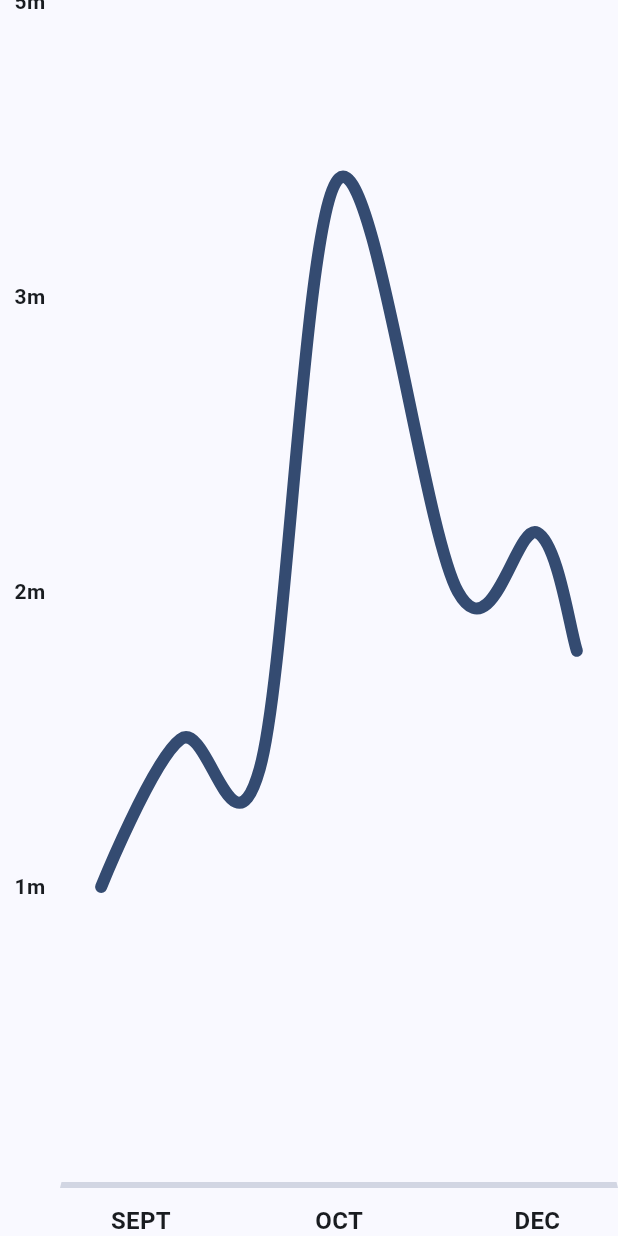
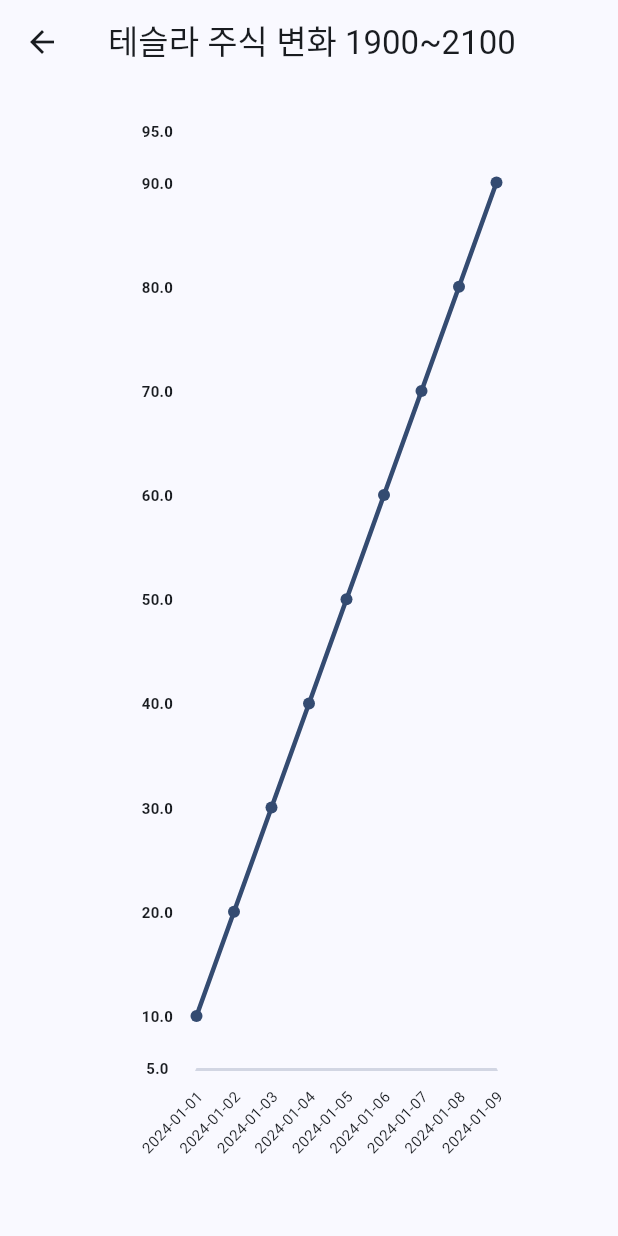
Before and after one commit to hiblue02/stock-timeline, a Flutter app: the GraphPage screen opened directly, on a phone screen of 412 x 824 dp. Run offline on Flutter 3.47's test engine with Material 3 defaults, Android fonts, the phone set to English and light mode, and no system bars; drawn by our look-alikes of fl_chart.

Commit message:
생성: 차트 페이지에 X축과 Y축이 데이터에 따라 보여지게 한다

```diff
--- a/lib/GraphPage.dart
+++ b/lib/GraphPage.dart
@@ -1,5 +1,5 @@
+import 'package:fl_chart/fl_chart.dart';
 import 'package:flutter/material.dart';
-import 'package:fl_chart/fl_chart.dart';
 
 import 'AppColors.dart';
 
@@ -15,23 +15,54 @@
 
   @override
   Widget build(BuildContext context) {
-    return LineChart(sampleData);
+    return Scaffold(
+        appBar: AppBar(title: const Text('테슬라 주식 변화 1900~2100')),
+        body: Padding(
+            padding: const EdgeInsets.fromLTRB(80, 30, 80, 10),
+            child: LineChart(sampleData)));
   }
 
+  final List<double> spotData_amount = [
+    10.0,
+    20.0,
+    30.0,
+    40.0,
+    50.0,
+    60.0,
+    70.0,
+    80.0,
+    90.0,
+  ];
+
+  final List<String> spotData_Date = [
+    '2024-01-01',
+    '2024-01-02',
+    '2024-01-03',
+    '2024-01-04',
+    '2024-01-05',
+    '2024-01-06',
+    '2024-01-07',
+    '2024-01-08',
+    '2024-01-09',
+  ];
+
+  double get minY => spotData_amount.reduce((a, b) => a < b ? a : b) - 5;
+  double get maxY => spotData_amount.reduce((a, b) => a > b ? a : b) + 5;
+  double get intervalY => (maxY - minY) / spotData_amount.length;
+
   LineChartData get sampleData => LineChartData(
-    lineTouchData: lineTouchData1,
+        lineTouchData: lineTouchData,
         gridData: gridData,
-    titlesData: titlesData1,
+        titlesData: titlesData,
         borderData: borderData,
-    lineBarsData: lineBarsData1,
+        lineBarsData: lineBarsData,
         minX: 0,
-    maxX: 14,
-    maxY: 4,
-    minY: 0,
+        maxX: spotData_Date.length.toDouble() - 1,
+        minY: minY,
+        maxY: maxY,
       );
 
-
-  FlTitlesData get titlesData1 => FlTitlesData(
+  FlTitlesData get titlesData => FlTitlesData(
         bottomTitles: AxisTitles(
           sideTitles: bottomTitles,
         ),
@@ -45,14 +76,16 @@
           sideTitles: leftTitles(),
         ),
       );
-  LineTouchData get lineTouchData1 => LineTouchData(
+
+  LineTouchData get lineTouchData => LineTouchData(
         handleBuiltInTouches: true,
         touchTooltipData: LineTouchTooltipData(
-      getTooltipColor: (touchedSpot) => Colors.blueGrey.withOpacity(0.8),
+          getTooltipColor: (touchedSpot) => AppColors.mainBeige,
         ),
       );
-  List<LineChartBarData> get lineBarsData1 => [
-    lineChartBarData1_1,
+
+  List<LineChartBarData> get lineBarsData => [
+        lineChartBarData,
       ];
 
   FlGridData get gridData => const FlGridData(show: false);
@@ -61,101 +94,94 @@
         show: true,
         border: Border(
           bottom:
-      BorderSide(color: AppColors.mainBlue.withOpacity(0.2), width: 4),
+              BorderSide(color: AppColors.mainBlue.withOpacity(0.2), width: 2),
           left: const BorderSide(color: Colors.transparent),
           right: const BorderSide(color: Colors.transparent),
           top: const BorderSide(color: Colors.transparent),
         ),
       );
 
-  LineChartBarData get lineChartBarData1_1 => LineChartBarData(
+  LineChartBarData get lineChartBarData => LineChartBarData(
       isCurved: true,
       color: AppColors.mainBlue,
-    barWidth: 8,
+      barWidth: 3,
       isStrokeCapRound: true,
-    dotData: const FlDotData(show: false),
+      dotData: const FlDotData(show: true),
       belowBarData: BarAreaData(show: false),
-    spots: const [
-      FlSpot(1, 1),
-      FlSpot(3, 1.5),
-      FlSpot(5, 1.4),
-      FlSpot(7, 3.4),
-      FlSpot(10, 2),
-      FlSpot(12, 2.2),
-      FlSpot(13, 1.8),
-    ],
-  );
-
+      spots: List.generate(spotData_Date.length,
+          (index) => FlSpot(index.toDouble(), spotData_amount[index])));
 
   Widget leftTitleWidgets(double value, TitleMeta meta) {
     const style = TextStyle(
       fontWeight: FontWeight.bold,
-      fontSize: 14,
+      fontSize: 10,
     );
-    String text;
-    switch (value.toInt()) {
-      case 1:
-        text = '1m';
-        break;
-      case 2:
-        text = '2m';
-        break;
-      case 3:
-        text = '3m';
-        break;
-      case 4:
-        text = '5m';
-        break;
-      case 5:
-        text = '6m';
-        break;
-      default:
-        return Container();
-    }
-
-    return Text(text, style: style, textAlign: TextAlign.center);
+    return Text(value.toString(), style: style, textAlign: TextAlign.center);
   }
 
   SideTitles leftTitles() => SideTitles(
         getTitlesWidget: leftTitleWidgets,
         showTitles: true,
-    interval: 1,
-    reservedSize: 40,
+        interval: intervalY,
+        reservedSize: 50,
       );
 
   Widget bottomTitleWidgets(double value, TitleMeta meta) {
     const style = TextStyle(
-      fontWeight: FontWeight.bold,
-      fontSize: 16,
+      fontWeight: FontWeight.normal,
+      fontSize: 10,
     );
-    Widget text;
-    switch (value.toInt()) {
-      case 2:
-        text = const Text('SEPT', style: style);
-        break;
-      case 7:
-        text = const Text('OCT', style: style);
-        break;
-      case 12:
-        text = const Text('DEC', style: style);
-        break;
-      default:
-        text = const Text('');
-        break;
+    int index = value.toInt();
+    if (index >= 0 && index < spotData_Date.length) {
+      return Transform.rotate(
+        angle: -0.8,
+        child: Container(
+          margin: const EdgeInsets.only(top: 20.0), // 위쪽 여백 추가
+          child: Text(
+            spotData_Date[index],
+            style: style,
+            textAlign: TextAlign.center,
+          ),
+        ),
+      );
+    } else {
+      return const Text('');
     }
-    return SideTitleWidget(
-      axisSide: meta.axisSide,
-      space: 10,
-      child: text,
-    );
   }
 
   SideTitles get bottomTitles => SideTitles(
         showTitles: true,
-    reservedSize: 32,
+        reservedSize: 100,
         interval: 1,
         getTitlesWidget: bottomTitleWidgets,
       );
 
 
+  Widget buildTooltips() {
+    return Row(
+      mainAxisAlignment: MainAxisAlignment.center,
+      children: List.generate(spotData_Date.length, (index) {
+        return Padding(
+          padding: const EdgeInsets.symmetric(horizontal: 5.0),
+          child: Column(
+            children: [
+              Text(spotData_Date[index]),
+              Container(
+                margin: const EdgeInsets.only(top: 5.0),
+                padding: const EdgeInsets.all(5.0),
+                decoration: BoxDecoration(
+                  color: Colors.blueGrey.withOpacity(0.8),
+                  borderRadius: BorderRadius.circular(5),
+                ),
+                child: Text(
+                  spotData_amount[index].toString(),
+                  style: const TextStyle(color: Colors.white),
+                ),
+              ),
+            ],
+          ),
+        );
+      }),
+    );
   }
+}
```
Lines whose indentation alone changed are shown as unchanged.
